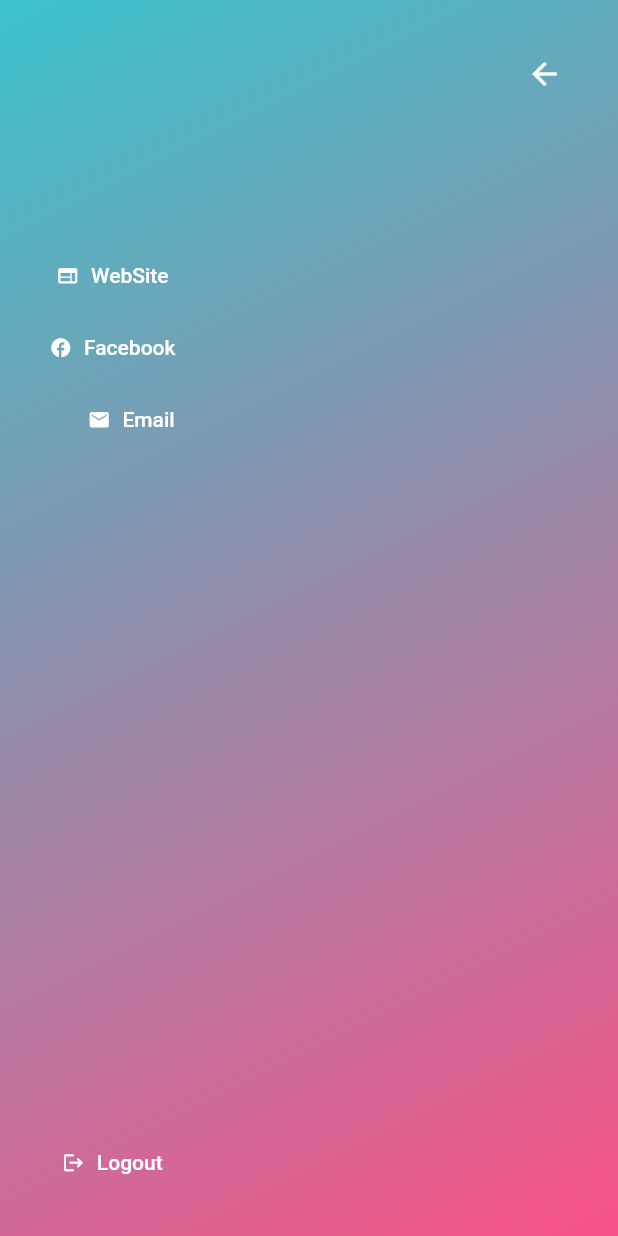
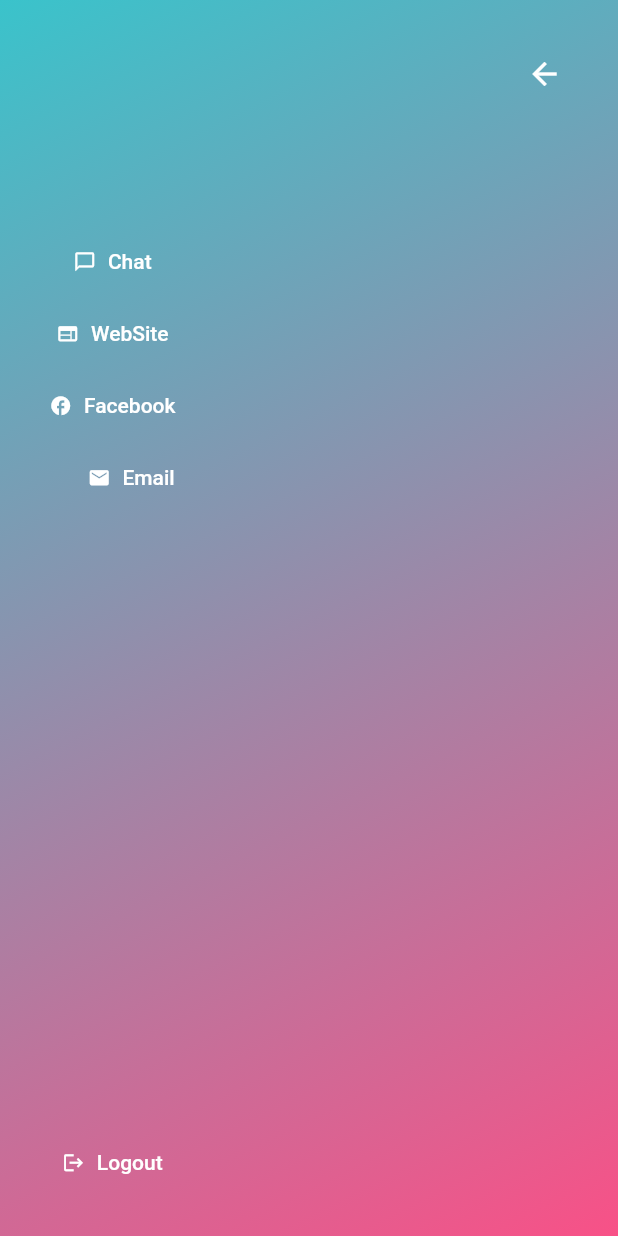
Before and after one commit to LMuchapirei/flutter_study_app, a Flutter app: the MenuScreen widget shown alone on an empty page, opened directly, after a tap on "WebSite", on a phone screen of 412 x 824 dp. Run offline on Flutter 3.47's test engine with Material 2 defaults, Android fonts, the phone set to English and light mode, and no system bars; our stand-ins replace cached_network_image, cloud_firestore, file_picker, firebase_auth, firebase_core, firebase_storage and 6 more; missing offline and left inert: easy_separator; accounts and stored records are empty; project files that could hold a hidden picture were left out.

Commit message:
Add button to go to chat screem

```diff
--- a/lib/screens/home/menu_screen.dart
+++ b/lib/screens/home/menu_screen.dart
@@ -2,6 +2,7 @@ import 'package:flutter/material.dart';
 import 'package:flutter_study_app/configs/themes/app_colors.dart';
 import 'package:flutter_study_app/configs/themes/ui_parameters.dart';
 import 'package:flutter_study_app/controllers/zoom_drawer_controller.dart';
+import 'package:flutter_study_app/screens/chat/chat_home.dart';
 import 'package:get/get.dart';
 
 class MenuScreen extends GetView<MyZoomDrawerController> {
@@ -49,11 +50,14 @@ class MenuScreen extends GetView<MyZoomDrawerController> {
                     const Spacer(
                       flex: 1,
                     ),
+                    _DrawerButton(icon: Icons.chat_bubble_outline, label: "Chat", onPressed: (){
+                       Get.toNamed(ChatScreen.routeName);
+                    }),
                     _DrawerButton(
                         icon: Icons.web,
                         label: "WebSite",
                         onPressed: () {
-                          controller.webSite();
+                          controller.webSite(); /// Go to the chat with the pdf in netlify
                         }),
                     _DrawerButton(
                         icon: Icons.facebook,
```
